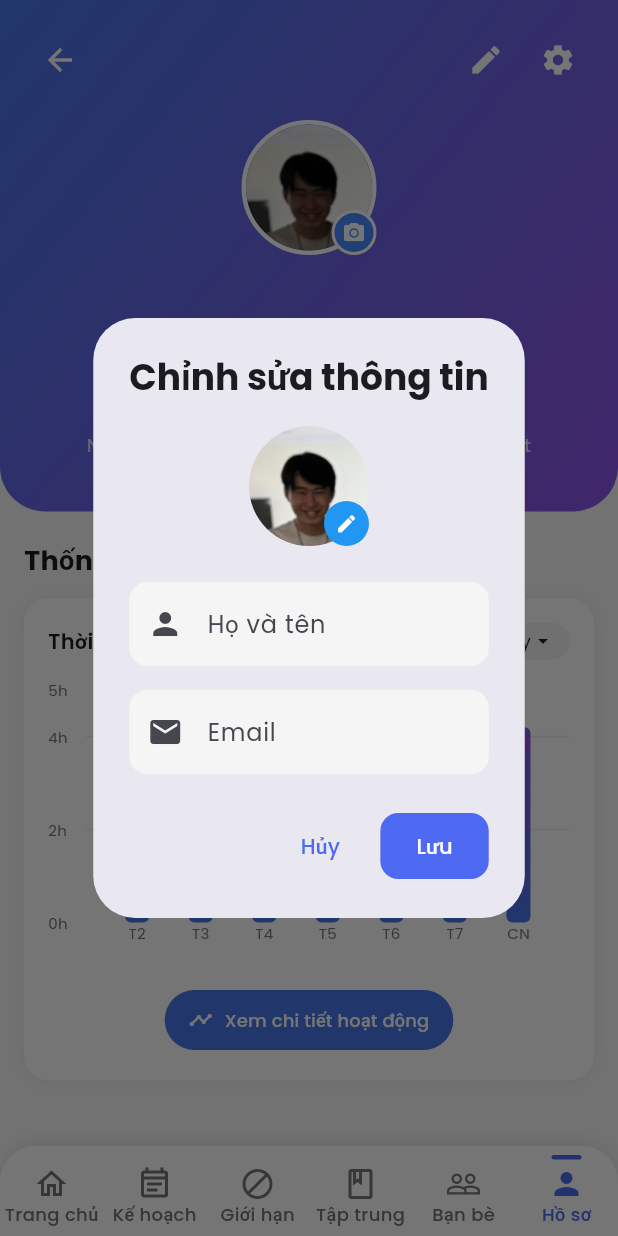
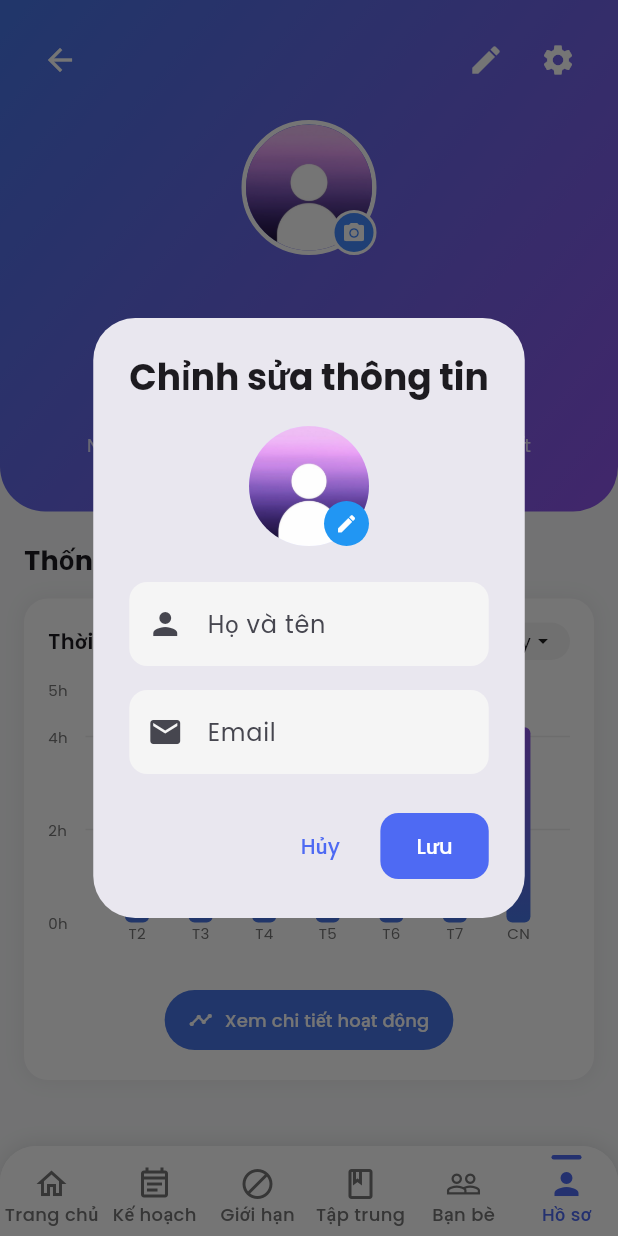
Before and after one commit to TrungQuangnguyeen/TakeTime-FocusApp, a Flutter app: the screen it shows once a user with an empty profile is signed in, item 6 of the bottom bar chosen, after a tap on the "edit" icon, on a phone screen of 412 x 824 dp. Run offline on Flutter 3.47's test engine with Material 3 defaults, Android fonts, the light colour scheme and no system bars; drawn by our look-alikes of fl_chart; our stand-ins replace animate_do, animated_text_kit, flutter_local_notifications, flutter_svg, glassmorphism, google_fonts and 6 more; missing offline and left inert: installed_apps; accounts and stored records are empty; network calls fail; project files that could hold a hidden picture were left out.

Commit message:
Update icon|avatar|ic-laucher

```diff
--- a/Taketime-FocusApp/lib/screens/login/login_screen.dart
+++ b/Taketime-FocusApp/lib/screens/login/login_screen.dart
@@ -16,7 +16,8 @@ class LoginScreen extends StatefulWidget {
   State<LoginScreen> createState() => _LoginScreenState();
 }
 
-class _LoginScreenState extends State<LoginScreen> with SingleTickerProviderStateMixin {
+class _LoginScreenState extends State<LoginScreen>
+    with SingleTickerProviderStateMixin {
   final _usernameController = TextEditingController();
   final _passwordController = TextEditingController();
   late AnimationController _backgroundAnimationController;
@@ -81,7 +82,7 @@ class _LoginScreenState extends State<LoginScreen> with SingleTickerProviderStat
                   builder: (context, child) {
                     return Container(
                       width: 100 + (index * 30),
-                      height: 100 + (index * 30),
+                      height: 70 + (index * 30),
                       decoration: BoxDecoration(
                         shape: BoxShape.circle,
                         color: Colors.white.withOpacity(0.03 + (index * 0.01)),
@@ -105,47 +106,36 @@ class _LoginScreenState extends State<LoginScreen> with SingleTickerProviderStat
             child: Center(
               child: SingleChildScrollView(
                 child: Padding(
-                  padding: const EdgeInsets.symmetric(horizontal: 24.0),
+                  padding: const EdgeInsets.symmetric(horizontal: 10.0),
                   child: Column(
                     mainAxisAlignment: MainAxisAlignment.center,
                     children: [
                       // Logo Animation
                       FadeInDown(
                         duration: const Duration(milliseconds: 800),
-                        child: Container(
-                          width: 100,
-                          height: 100,
-                          decoration: BoxDecoration(
-                            color: Colors.white,
-                            borderRadius: BorderRadius.circular(30),
-                            boxShadow: [
-                              BoxShadow(
-                                color: const Color(0xFF4E6AF3).withOpacity(0.3),
-                                blurRadius: 25,
-                                offset: const Offset(0, 10),
-                              ),
-                            ],
-                          ),
-                          child: Center(
-                            child: Icon(
-                              Icons.auto_awesome,
-                              size: 55,
-                              color: Theme.of(context).colorScheme.primary,
-                            ),
-                          ),
+                        child: Image.asset(
+                          'assets/images/app_logo.png',
+                          width: 350,
+                          height: 350,
                         ),
                       ),
 
-                      const SizedBox(height: 30),
-
+                      const SizedBox(
+                        height: 5.0,
+                      ), // Addressed space between logo and title
                       // App Title with Animation
                       FadeInDown(
                         duration: const Duration(milliseconds: 1000),
                         delay: const Duration(milliseconds: 300),
+                        child: Transform.translate(
+                          offset: const Offset(
+                            0.0,
+                            -40.0,
+                          ), // Adjust Y offset as needed
                           child: AnimatedTextKit(
                             animatedTexts: [
                               TypewriterAnimatedText(
-                              'TakeTime',
+                                'Take Your Time',
                                 textStyle: GoogleFonts.poppins(
                                   fontSize: 32,
                                   fontWeight: FontWeight.bold,
@@ -164,8 +154,9 @@ class _LoginScreenState extends State<LoginScreen> with SingleTickerProviderStat
                             totalRepeatCount: 1,
                           ),
                         ),
+                      ),
 
-                      const SizedBox(height: 10),
+                      const SizedBox(height: 0),
 
                       // Tagline
                       FadeInDown(
@@ -228,8 +219,14 @@ class _LoginScreenState extends State<LoginScreen> with SingleTickerProviderStat
                                         // onAuthStateChange in app.dart will handle navigation
                                       } catch (e) {
                                         if (mounted) {
-                                          ScaffoldMessenger.of(context).showSnackBar(
-                                            SnackBar(content: Text("Lỗi đăng nhập Google: ${e.toString()}")),
+                                          ScaffoldMessenger.of(
+                                            context,
+                                          ).showSnackBar(
+                                            SnackBar(
+                                              content: Text(
+                                                "Lỗi đăng nhập Google: ${e.toString()}",
+                                              ),
+                                            ),
                                           );
                                         }
                                       }
@@ -241,7 +238,9 @@ class _LoginScreenState extends State<LoginScreen> with SingleTickerProviderStat
 
                                 // Sử dụng FacebookLoginButton mới
                                 FadeInUp(
-                                  delay: const Duration(milliseconds: 900), // delay +100ms
+                                  delay: const Duration(
+                                    milliseconds: 900,
+                                  ), // delay +100ms
                                   child: FacebookLoginButton(
                                     onPressed: () async {
                                       try {
@@ -249,8 +248,14 @@ class _LoginScreenState extends State<LoginScreen> with SingleTickerProviderStat
                                         // onAuthStateChange in app.dart will handle navigation
                                       } catch (e) {
                                         if (mounted) {
-                                          ScaffoldMessenger.of(context).showSnackBar(
-                                            SnackBar(content: Text("Lỗi đăng nhập Facebook: ${e.toString()}")),
+                                          ScaffoldMessenger.of(
+                                            context,
+                                          ).showSnackBar(
+                                            SnackBar(
+                                              content: Text(
+                                                "Lỗi đăng nhập Facebook: ${e.toString()}",
+                                              ),
+                                            ),
                                           );
                                         }
                                       }
@@ -261,24 +266,33 @@ class _LoginScreenState extends State<LoginScreen> with SingleTickerProviderStat
                                 const SizedBox(height: 16),
 
                                 // Nút đăng nhập khách (giữ nguyên nếu cần)
-                                _buildSocialLoginButton( // Giữ lại hàm này cho nút Khách
+                                _buildSocialLoginButton(
+                                  // Giữ lại hàm này cho nút Khách
                                   context,
                                   "Tiếp tục với tư cách khách",
                                   Colors.grey.shade700,
                                   Icons.person_outline,
                                   () async {
                                     try {
-                                      await _authService.signInAsGuest(); // Now uses Supabase anonymous sign-in
+                                      await _authService
+                                          .signInAsGuest(); // Now uses Supabase anonymous sign-in
                                       // onAuthStateChange in app.dart will handle navigation
                                     } catch (e) {
                                       if (mounted) {
-                                        ScaffoldMessenger.of(context).showSnackBar(
-                                          SnackBar(content: Text("Lỗi đăng nhập khách: ${e.toString()}")),
+                                        ScaffoldMessenger.of(
+                                          context,
+                                        ).showSnackBar(
+                                          SnackBar(
+                                            content: Text(
+                                              "Lỗi đăng nhập khách: ${e.toString()}",
+                                            ),
+                                          ),
                                         );
                                       }
                                     }
                                   },
-                                  delayMs: 200, // So với FadeInUp gốc là 800 + 200 = 1000ms
+                                  delayMs:
+                                      200, // So với FadeInUp gốc là 800 + 200 = 1000ms
                                 ),
                               ],
                             ),
@@ -327,7 +341,9 @@ class _LoginScreenState extends State<LoginScreen> with SingleTickerProviderStat
     required int delayMs,
   }) {
     return FadeInUp(
-      delay: Duration(milliseconds: 800 + delayMs), // Giữ nguyên logic delay gốc
+      delay: Duration(
+        milliseconds: 800 + delayMs,
+      ), // Giữ nguyên logic delay gốc
       child: Container(
         width: double.infinity,
         height: 50,
@@ -343,11 +359,7 @@ class _LoginScreenState extends State<LoginScreen> with SingleTickerProviderStat
         ),
         child: ElevatedButton.icon(
           onPressed: onPressed,
-          icon: Icon(
-            icon,
-            color: Colors.white,
-            size: 22,
-          ),
+          icon: Icon(icon, color: Colors.white, size: 22),
           label: Flexible(
             child: Text(
               text,
--- a/Taketime-FocusApp/lib/widgets/facebook_login_button.dart
+++ b/Taketime-FocusApp/lib/widgets/facebook_login_button.dart
@@ -4,24 +4,24 @@ import 'package:flutter_svg/flutter_svg.dart'; // Hoặc dùng Image.asset
 class FacebookLoginButton extends StatelessWidget {
   final VoidCallback onPressed;
 
-  const FacebookLoginButton({Key? key, required this.onPressed}) : super(key: key);
+  const FacebookLoginButton({Key? key, required this.onPressed})
+    : super(key: key);
 
   @override
   Widget build(BuildContext context) {
     return ElevatedButton.icon(
       icon: SvgPicture.asset(
         'assets/facebook_icon.svg', // Corrected path
-        height: 24.0, // Kích thước icon có thể khác
-        width: 24.0,
+        height: 30.0, // Increased size
+        width: 30.0, // Increased size
       ),
       label: const Text('Đăng nhập với Facebook'),
       onPressed: onPressed,
       style: ElevatedButton.styleFrom(
-        foregroundColor: Colors.white, backgroundColor: const Color(0xFF1877F2), // Màu của Facebook
+        foregroundColor: Colors.white,
+        backgroundColor: const Color(0xFF1877F2), // Màu của Facebook
         minimumSize: const Size(double.infinity, 50), // Full width
-        shape: RoundedRectangleBorder(
-          borderRadius: BorderRadius.circular(8.0),
-        ),
+        shape: RoundedRectangleBorder(borderRadius: BorderRadius.circular(8.0)),
       ),
     );
   }
--- a/Taketime-FocusApp/lib/widgets/google_login_button.dart
+++ b/Taketime-FocusApp/lib/widgets/google_login_button.dart
@@ -4,24 +4,24 @@ import 'package:flutter_svg/flutter_svg.dart'; // Hoặc dùng Image.asset nếu
 class GoogleLoginButton extends StatelessWidget {
   final VoidCallback onPressed;
 
-  const GoogleLoginButton({Key? key, required this.onPressed}) : super(key: key);
+  const GoogleLoginButton({Key? key, required this.onPressed})
+    : super(key: key);
 
   @override
   Widget build(BuildContext context) {
     return ElevatedButton.icon(
-      icon: SvgPicture.asset( // Giả sử bạn có icon SVG, nếu không hãy thay thế
-        'assets/google_logo.svg', // Corrected path
-        height: 24.0,
-        width: 24.0,
+      icon: SvgPicture.asset(
+        'assets/google_icon.svg',
+        height: 30.0, // Increased size
+        width: 30.0, // Increased size
       ),
       label: const Text('Đăng nhập với Google'),
       onPressed: onPressed,
       style: ElevatedButton.styleFrom(
-        foregroundColor: Colors.black, backgroundColor: Colors.white,
+        foregroundColor: Colors.black,
+        backgroundColor: Colors.white,
         minimumSize: const Size(double.infinity, 50), // Full width
-        shape: RoundedRectangleBorder(
-          borderRadius: BorderRadius.circular(8.0),
-        ),
+        shape: RoundedRectangleBorder(borderRadius: BorderRadius.circular(8.0)),
       ),
     );
   }
--- a/Taketime-FocusApp/pubspec.yaml
+++ b/Taketime-FocusApp/pubspec.yaml
@@ -80,10 +80,11 @@ flutter:
   # the material Icons class.
   uses-material-design: true
   assets:
+    - assets/images/
     - assets/app_intro.jpg
     - assets/avatar.jpg
     - assets/sounds/
-    - assets/google_logo.svg
+    - assets/google_icon.svg
     - assets/facebook_icon.svg
   # To add assets to your application, add an assets section, like this:
   # assets:
```
Also changed, not shown: Taketime-FocusApp/assets/avatar.jpg, Taketime-FocusApp/assets/facebook_icon.svg, Taketime-FocusApp/assets/google_icon.svg (added), Taketime-FocusApp/assets/google_logo.svg (deleted), Taketime-FocusApp/assets/images/app_logo.png (added), 6 other files. Lines whose indentation alone changed are shown as unchanged.
